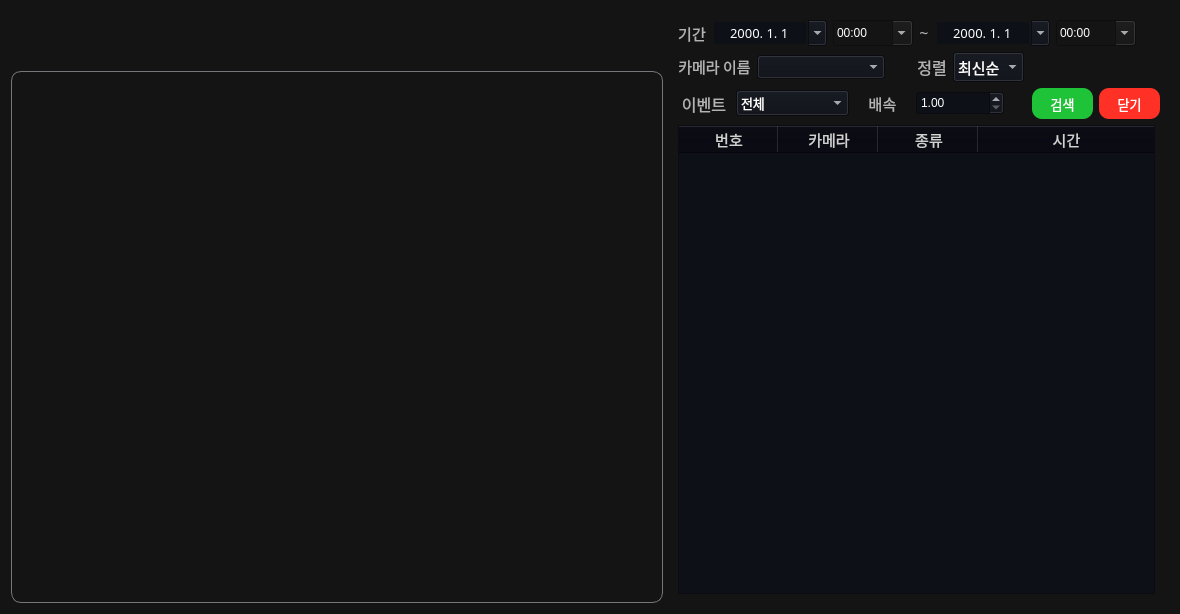
The window that ui/search.ui (diddytpq/MS-AI-Viewer) describes before a commit, drawn with Qt 5.
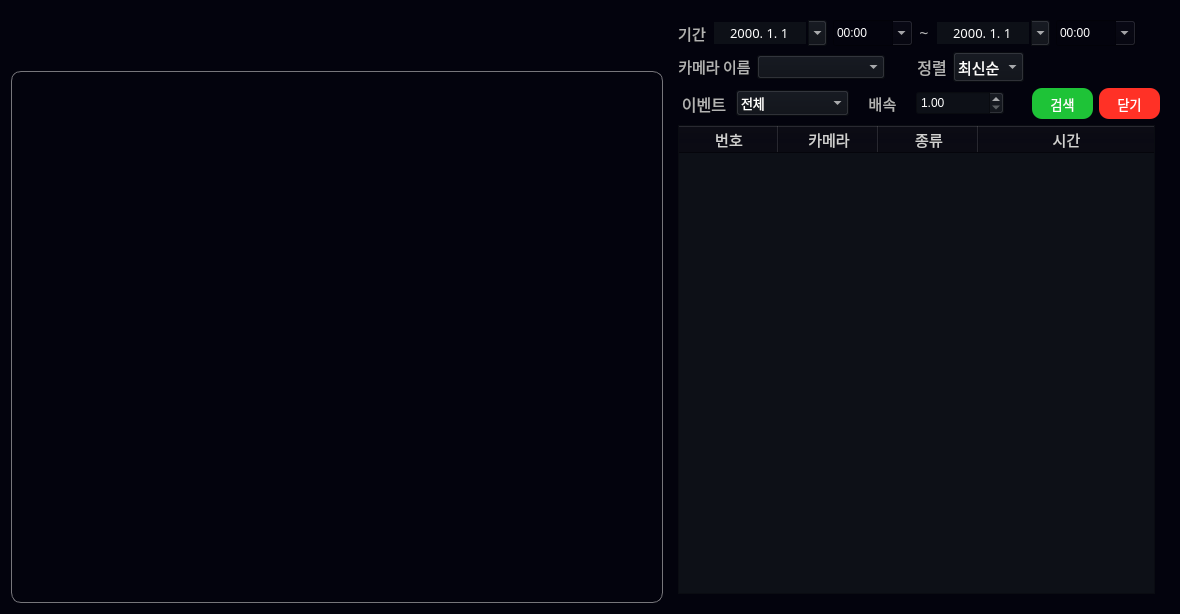
The same window after the commit. Icons and pictures are not drawn.

What changed in the file:
```diff
--- a/ui/search.ui
+++ b/ui/search.ui
@@ -14,8 +14,7 @@
    <string notr="true">Search</string>
   </property>
   <property name="styleSheet">
-   <string notr="true">background-color: rgb(20, 20, 20);
-</string>
+   <string notr="true">background-color: rgb(3, 3, 13);</string>
   </property>
   <layout class="QVBoxLayout" name="verticalLayout_4">
    <item>
```
Left out of the diff: 6 changed lines with no effect on the pictures.
